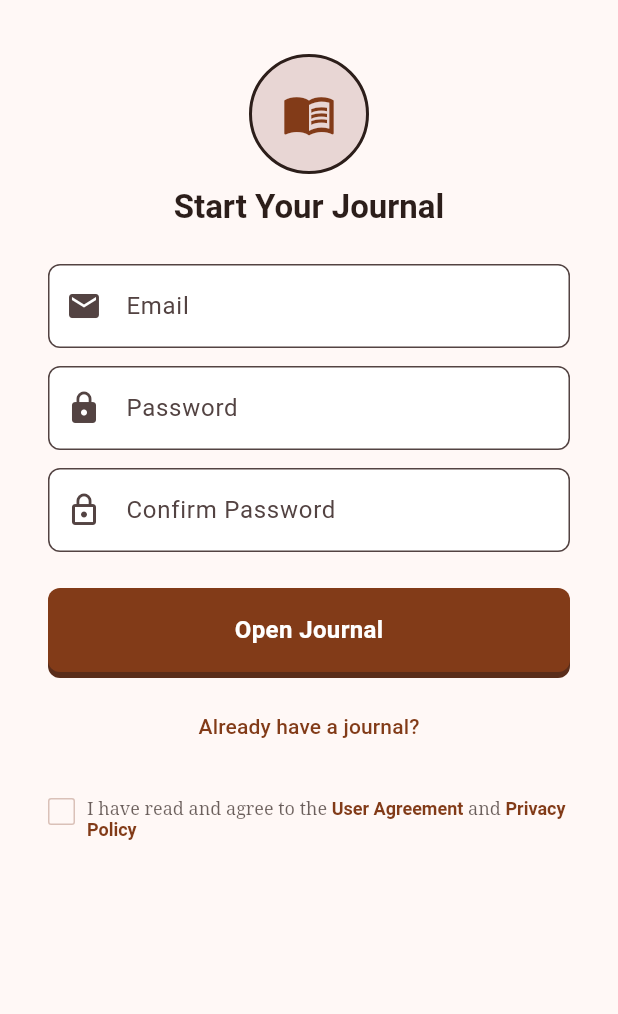
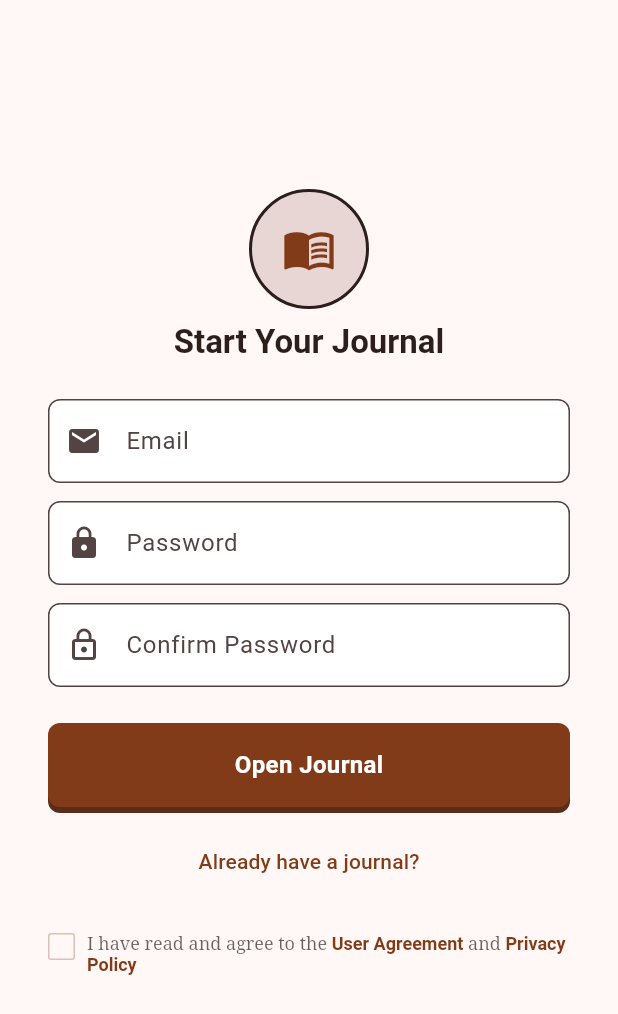
Before and after one commit to jaxontan/ReLog2, a Flutter app: the screen it shows after launch, after a tap on "Create a new journal", on a phone screen of 412 x 824 dp. Shown: the top 1014 px of the screen. Run offline on Flutter 3.47's test engine with Material 3 defaults, Android fonts, the phone set to English and light mode, and no system bars; our stand-ins replace camera, flutter_map, flutter_riverpod, geolocator, go_router, latlong2 and 1 more; missing offline and left inert: record; accounts and stored records are empty.

Commit message:
fix: center login/signup vertically (LayoutBuilder+ConstrainedBox)

```diff
--- a/lib/features/auth/presentation/views/login_screen.dart
+++ b/lib/features/auth/presentation/views/login_screen.dart
@@ -26,10 +26,12 @@ class _LoginScreenState extends ConsumerState<LoginScreen> {
     return Scaffold(
       backgroundColor: const Color(0xFFFFF8F6),
       body: SafeArea(
-        child: SingleChildScrollView(
-          child: Column(children: [
+        child: LayoutBuilder(builder: (ctx, constraints) {
+          return SingleChildScrollView(
+            child: ConstrainedBox(
+              constraints: BoxConstraints(minHeight: constraints.maxHeight),
+              child: Column(mainAxisAlignment: MainAxisAlignment.center, children: [
             // —— Header: logo circle ——
-            const SizedBox(height: 48),
             Container(
               width: 108, height: 108,
               decoration: BoxDecoration(
@@ -147,7 +149,9 @@ class _LoginScreenState extends ConsumerState<LoginScreen> {
             ),
             const SizedBox(height: 48),
           ]),
-        ),
+            ),
+          );
+        })),
       ),
     );
   }
--- a/lib/features/auth/presentation/views/register_screen.dart
+++ b/lib/features/auth/presentation/views/register_screen.dart
@@ -32,9 +32,11 @@ class _RegisterScreenState extends ConsumerState<RegisterScreen> {
     return Scaffold(
       backgroundColor: const Color(0xFFFFF8F6),
       body: SafeArea(
-        child: SingleChildScrollView(
-          child: Column(children: [
-            const SizedBox(height: 36),
+        child: LayoutBuilder(builder: (ctx, constraints) {
+          return SingleChildScrollView(
+            child: ConstrainedBox(
+              constraints: BoxConstraints(minHeight: constraints.maxHeight),
+              child: Column(mainAxisAlignment: MainAxisAlignment.center, children: [
             Container(
               width: 80, height: 80,
               decoration: BoxDecoration(
@@ -113,7 +115,9 @@ class _RegisterScreenState extends ConsumerState<RegisterScreen> {
             ),
             const SizedBox(height: 48),
           ]),
-        ),
+            ),
+          );
+        })),
       ),
     );
   }
```
